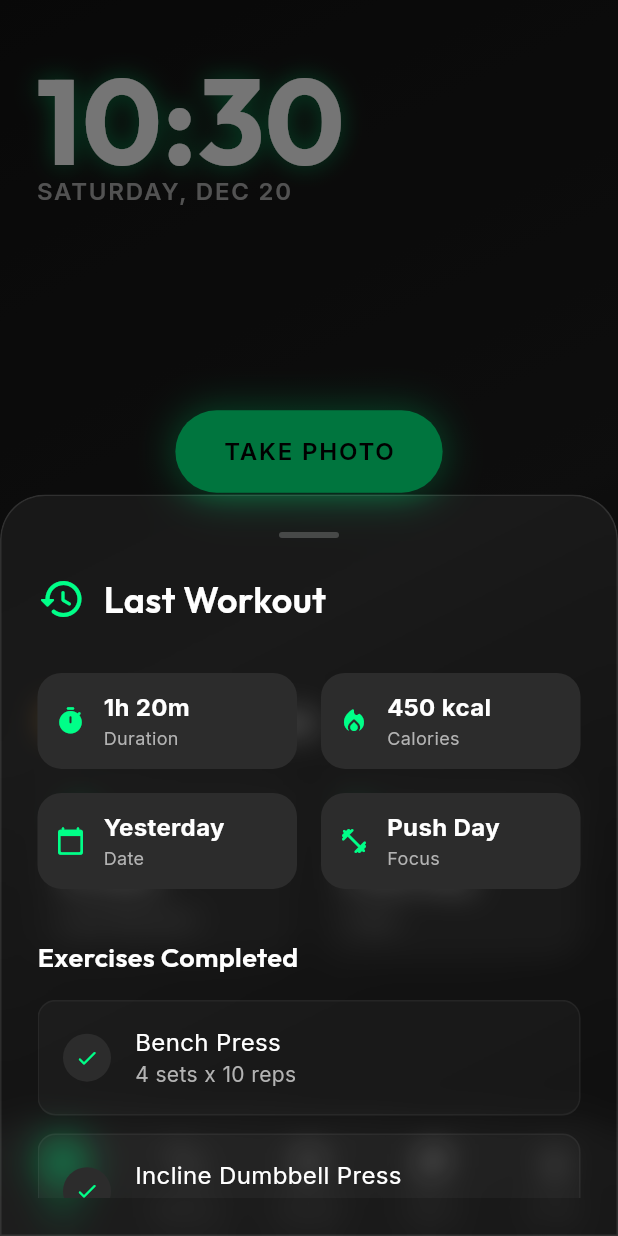
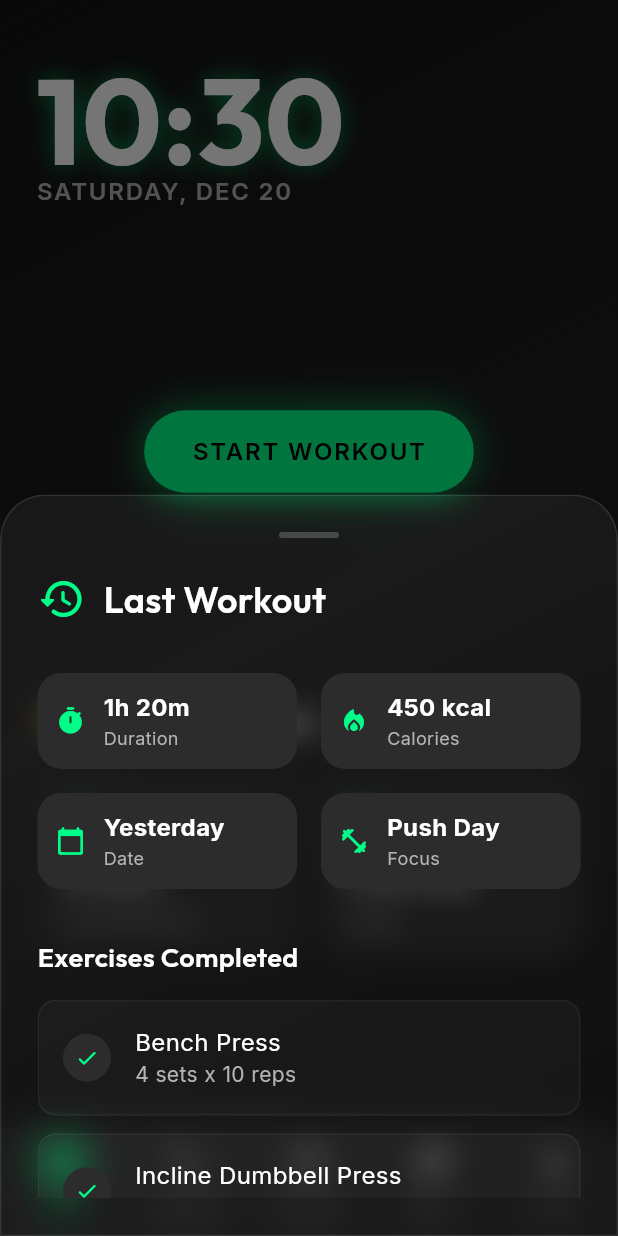
Before and after one commit to aryan1429/gym-tracker, a Flutter app: the screen it shows after launch, after a tap on "1h 20m", on a phone screen of 412 x 824 dp. Run offline on Flutter 3.47's test engine with Material 3 defaults, Android fonts, the phone set to English and light mode, and no system bars; drawn by our look-alikes of flutter_animate; our stand-ins replace glassmorphism_ui, google_fonts, image_picker, table_calendar.

Commit message:
debugging more

```diff
--- a/lib/main.dart
+++ b/lib/main.dart
@@ -1,9 +1,18 @@
 import 'package:flutter/material.dart';
+import 'package:provider/provider.dart';
 import 'theme/app_theme.dart';
 import 'screens/main_scaffold.dart';
+import 'providers/photo_provider.dart';
 
 void main() {
-  runApp(const GymTrackerApp());
+  runApp(
+    MultiProvider(
+      providers: [
+        ChangeNotifierProvider(create: (_) => PhotoProvider()),
+      ],
+      child: const GymTrackerApp(),
+    ),
+  );
 }
 
 class GymTrackerApp extends StatelessWidget {
--- a/lib/screens/home_screen.dart
+++ b/lib/screens/home_screen.dart
@@ -110,7 +110,7 @@ class _HomeScreenState extends State<HomeScreen> {
   Widget _buildStartButton() {
     return Center(
       child: NeonButton(
-        text: 'TAKE PHOTO',
+        text: 'START WORKOUT',
         onPressed: () {
           context.read<PhotoProvider>().capturePhoto();
           ScaffoldMessenger.of(context).showSnackBar(
```
Also changed, not shown: lib/providers/photo_provider.dart (+7 -1 lines).
